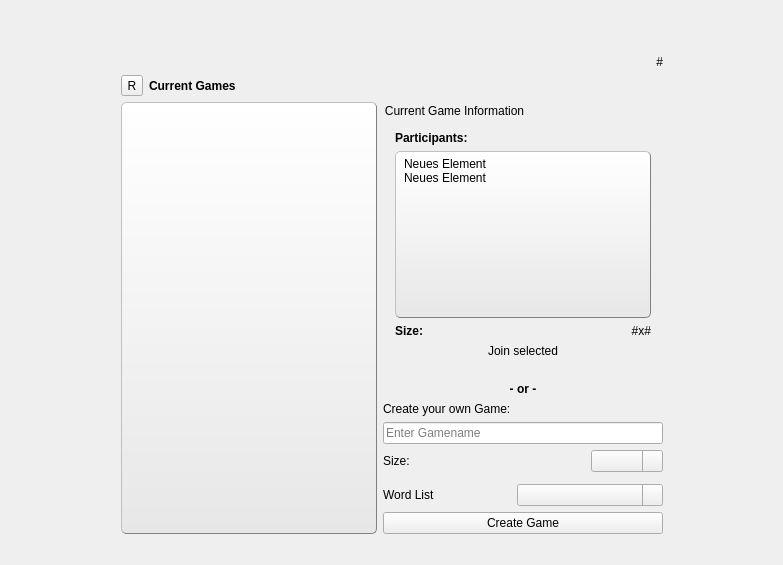
Before: the Qt Designer form QTClient/ui/LobbyWidget.ui in stapelberg/vsy-bullshit, drawn with Qt 5.
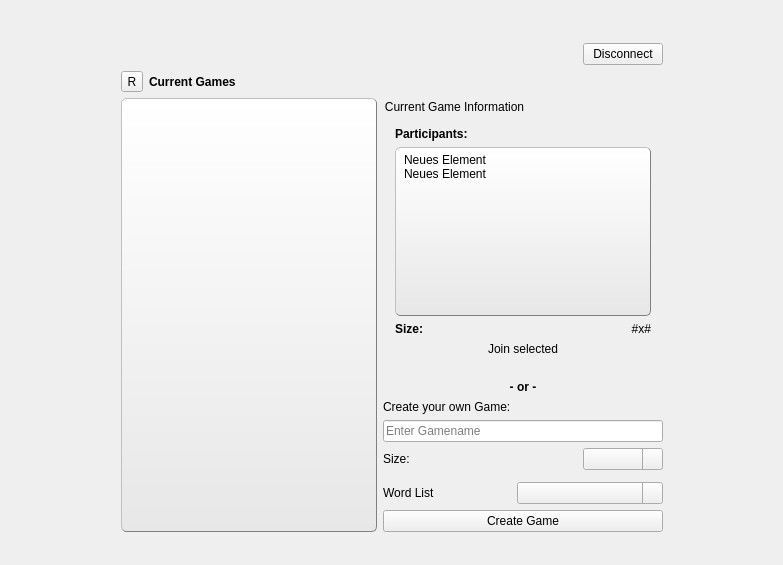
After: the same form once the commit is applied. Icons and pictures are not drawn.

```diff
--- a/QTClient/ui/LobbyWidget.ui
+++ b/QTClient/ui/LobbyWidget.ui
@@ -169,18 +169,6 @@
      </property>
     </widget>
    </item>
-   <item row="1" column="3" colspan="3">
-    <widget class="QLabel" name="label_6">
-     <property name="styleSheet">
-      <string notr="true">background:transparent;
-border:0px;
-font-weight:bold;</string>
-     </property>
-     <property name="text">
-      <string/>
-     </property>
-    </widget>
-   </item>
    <item row="4" column="3" colspan="3">
     <widget class="QGroupBox" name="groupBox">
      <property name="styleSheet">
@@ -356,20 +344,32 @@
      </property>
     </widget>
    </item>
-   <item row="2" column="1" colspan="5">
+   <item row="2" column="1" colspan="4">
     <widget class="QLabel" name="playerNickLabel">
      <property name="styleSheet">
       <string notr="true">background:transparent;
 border:0px;</string>
      </property>
      <property name="text">
-      <string>#</string>
+      <string/>
      </property>
      <property name="alignment">
       <set>Qt::AlignRight|Qt::AlignTrailing|Qt::AlignVCenter</set>
      </property>
     </widget>
    </item>
+   <item row="2" column="5">
+    <widget class="QPushButton" name="disconnectButton">
+     <property name="styleSheet">
+      <string notr="true">QPushButton::pressed {
+     border-style: inset;
+ }</string>
+     </property>
+     <property name="text">
+      <string>Disconnect</string>
+     </property>
+    </widget>
+   </item>
   </layout>
  </widget>
  <resources>
```
